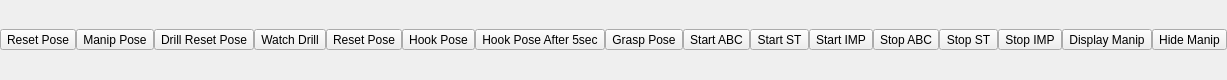
This is jsk_2015_06_hrp_drc/drc_task_common/config/drc_teleop_interface.ui in jsk-ros-pkg/jsk_demos as Qt 5 draws it before an edit. The edited form follows.
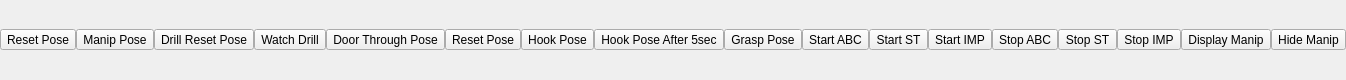
This is the edited form.

Commit message:
add door-though-pose button
fix trans-list of door push motion

The edit to the form file:
```diff
--- a/jsk_2015_06_hrp_drc/drc_task_common/config/drc_teleop_interface.ui
+++ b/jsk_2015_06_hrp_drc/drc_task_common/config/drc_teleop_interface.ui
@@ -75,6 +75,19 @@
               </property>
             </widget>
           </item>
+          <item>
+            <widget class="QToolButton" name="door_through_pose_button">
+              <property name="text">
+                <string>Door Through Pose</string>
+              </property>
+              <property name="iconSize">
+                <size>
+                  <width>80</width>
+                  <height>80</height>
+                </size>
+              </property>
+            </widget>
+          </item>
           <!-- Hand Pose Command -->
           <item>
             <widget class="QToolButton" name="hand_reset_pose_button">
```
The commit also changes 6 other files.
